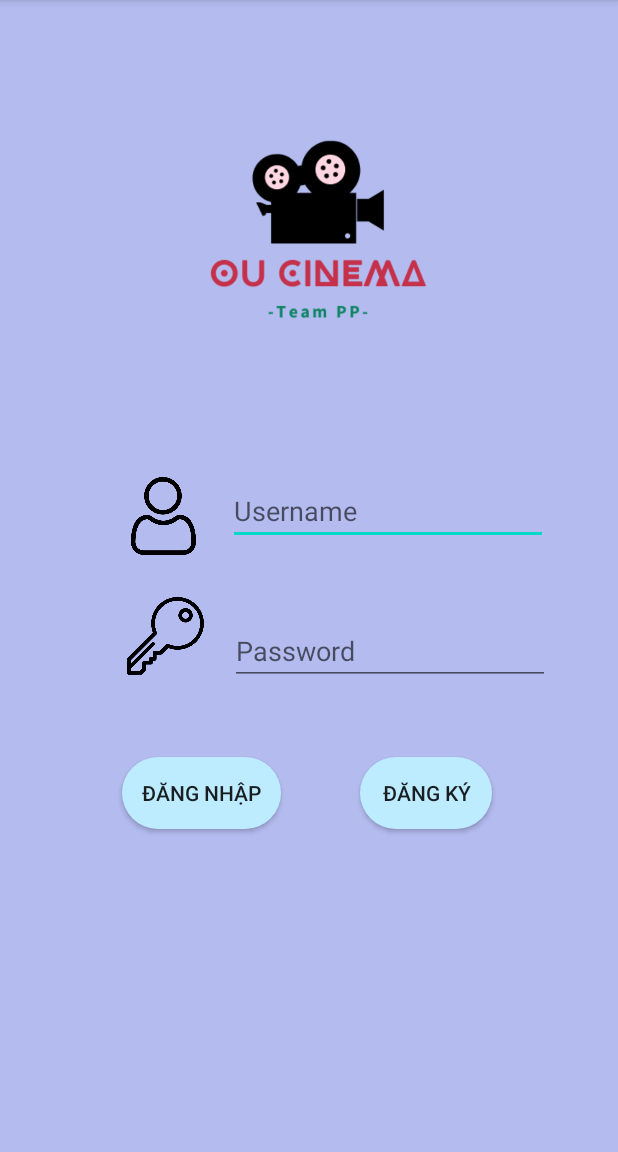
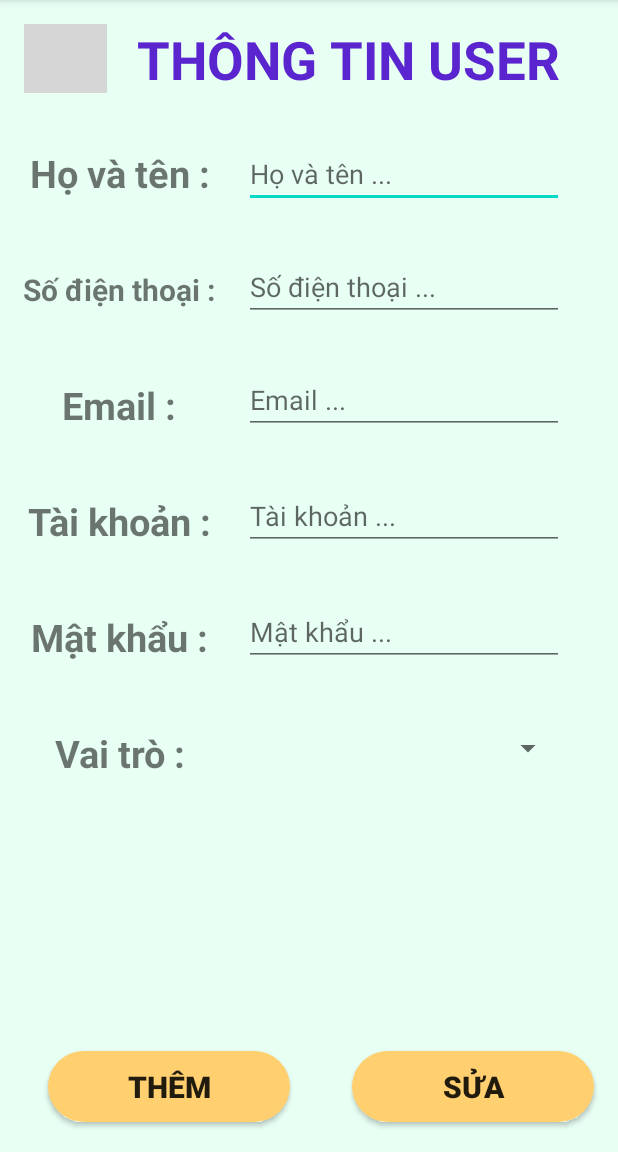
Before and after one commit to nohope4you/CinemaBTLMobile, an Android app: the screen it shows after launch (MainActivity), on a phone screen of 412 x 824 dp, the part 84-1236 px from its top. Run offline under Robolectric (Android 15) with nearby library versions, the phone set to English and light mode, and no system bars; grey boxes are pictures that could not be loaded.

Commit message:
3h35 8/3/2024

```diff
--- a/app/src/main/java/com/example/oucinema/MainActivity.java
+++ b/app/src/main/java/com/example/oucinema/MainActivity.java
@@ -12,29 +12,29 @@ public class MainActivity extends AppCompatActivity {
     @Override
     protected void onCreate(Bundle savedInstanceState) {
         super.onCreate(savedInstanceState);
-        setContentView(R.layout.activity_main);
+        setContentView(R.layout.add_update_user);
 
 
-        // Nơi gọi biến
-        Button btnRegister_Customer= findViewById(R.id.btndangky);
-        Button btnLogin = findViewById(R.id.btndangnhap);
-
-        // Hàm chuyển trang đăng ký
-        btnRegister_Customer.setOnClickListener(new View.OnClickListener() {
-            @Override
-            public void onClick(View view) {
-                Intent intent = new Intent(MainActivity.this,RegisterCustomer.class);
-                startActivity(intent);
-            }
-        });
-        // Hàm chuyển trang đăng nhập
-        btnLogin.setOnClickListener(new View.OnClickListener() {
-            @Override
-            public void onClick(View view) {
-                Intent intent = new Intent(MainActivity.this,ManageFilm.class);
-                startActivity(intent);
-            }
-        });
+//        // Nơi gọi biến
+//        Button btnRegister_Customer= findViewById(R.id.btndangky);
+//        Button btnLogin = findViewById(R.id.btndangnhap);
+//
+//        // Hàm chuyển trang đăng ký
+//        btnRegister_Customer.setOnClickListener(new View.OnClickListener() {
+//            @Override
+//            public void onClick(View view) {
+//                Intent intent = new Intent(MainActivity.this,RegisterCustomer.class);
+//                startActivity(intent);
+//            }
+//        });
+//        // Hàm chuyển trang đăng nhập
+//        btnLogin.setOnClickListener(new View.OnClickListener() {
+//            @Override
+//            public void onClick(View view) {
+//                Intent intent = new Intent(MainActivity.this,ManageFilm.class);
+//                startActivity(intent);
+//            }
+//        });
     }
 
 
--- /dev/null
+++ b/app/src/main/res/layout/add_update_user.xml
@@ -0,0 +1,210 @@
+<?xml version="1.0" encoding="utf-8"?>
+<android.support.constraint.ConstraintLayout xmlns:android="http://schemas.android.com/apk/res/android"
+    xmlns:app="http://schemas.android.com/apk/res-auto"
+    xmlns:tools="http://schemas.android.com/tools"
+    android:background="#E8FFF4"
+    android:layout_width="match_parent"
+    android:layout_height="match_parent">
+
+    <ImageView
+        android:id="@+id/turn_back_manageuser"
+        android:layout_width="55dp"
+        android:layout_height="46dp"
+        android:layout_marginStart="16dp"
+        android:layout_marginTop="16dp"
+        app:layout_constraintStart_toStartOf="parent"
+        app:layout_constraintTop_toTopOf="parent"
+        app:srcCompat="@drawable/arrow_left" />
+
+    <TextView
+        android:id="@+id/textView7"
+        android:layout_width="wrap_content"
+        android:layout_height="wrap_content"
+        android:layout_marginTop="16dp"
+        android:text="THÔNG TIN USER"
+        android:textColor="#5a25cf"
+        android:textSize="35dp"
+        android:textStyle="bold"
+        app:layout_constraintEnd_toEndOf="parent"
+        app:layout_constraintHorizontal_bias="0.705"
+        app:layout_constraintStart_toStartOf="parent"
+        app:layout_constraintTop_toTopOf="parent" />
+
+    <TextView
+        android:id="@+id/textView13"
+        android:layout_width="155dp"
+        android:layout_height="47dp"
+        android:layout_marginTop="30dp"
+        android:gravity="center"
+        android:text="Họ và tên :"
+        android:textSize="25dp"
+        android:textStyle="bold"
+        app:layout_constraintEnd_toStartOf="@+id/thongtinuserhoten"
+        app:layout_constraintHorizontal_bias="0.266"
+        app:layout_constraintStart_toStartOf="parent"
+        app:layout_constraintTop_toBottomOf="@+id/turn_back_manageuser" />
+
+    <TextView
+        android:id="@+id/textView14"
+        android:layout_width="155dp"
+        android:layout_height="47dp"
+        android:layout_marginTop="30dp"
+        android:gravity="center"
+        android:text="Số điện thoại :"
+        android:textSize="20dp"
+        android:textStyle="bold"
+        app:layout_constraintEnd_toStartOf="@+id/thongtinusersdt"
+        app:layout_constraintHorizontal_bias="0.266"
+        app:layout_constraintStart_toStartOf="parent"
+        app:layout_constraintTop_toBottomOf="@+id/textView13" />
+
+    <TextView
+        android:id="@+id/textView15"
+        android:layout_width="155dp"
+        android:layout_height="47dp"
+        android:layout_marginTop="30dp"
+        android:gravity="center"
+        android:text="Email :"
+        android:textSize="25dp"
+        android:textStyle="bold"
+        app:layout_constraintEnd_toStartOf="@+id/thongtinuseremail"
+        app:layout_constraintHorizontal_bias="0.266"
+        app:layout_constraintStart_toStartOf="parent"
+        app:layout_constraintTop_toBottomOf="@+id/textView14" />
+
+    <TextView
+        android:id="@+id/textView16"
+        android:layout_width="155dp"
+        android:layout_height="47dp"
+        android:layout_marginTop="30dp"
+        android:gravity="center"
+        android:text="Tài khoản :"
+        android:textSize="25dp"
+        android:textStyle="bold"
+        app:layout_constraintEnd_toStartOf="@+id/thongtinusertaikhoan"
+        app:layout_constraintHorizontal_bias="0.266"
+        app:layout_constraintStart_toStartOf="parent"
+        app:layout_constraintTop_toBottomOf="@+id/textView15" />
+
+    <TextView
+        android:id="@+id/textView17"
+        android:layout_width="155dp"
+        android:layout_height="47dp"
+        android:layout_marginTop="30dp"
+        android:gravity="center"
+        android:text="Vai trò :"
+        android:textSize="25dp"
+        android:textStyle="bold"
+        app:layout_constraintEnd_toStartOf="@+id/thongtinuservaitro"
+        app:layout_constraintHorizontal_bias="0.266"
+        app:layout_constraintStart_toStartOf="parent"
+        app:layout_constraintTop_toBottomOf="@+id/textView18" />
+
+    <TextView
+        android:id="@+id/textView18"
+        android:layout_width="155dp"
+        android:layout_height="47dp"
+        android:layout_marginTop="30dp"
+        android:gravity="center"
+        android:text="Mật khẩu :"
+        android:textSize="25dp"
+        android:textStyle="bold"
+        app:layout_constraintEnd_toStartOf="@+id/thongtinusermatkhau"
+        app:layout_constraintHorizontal_bias="0.266"
+        app:layout_constraintStart_toStartOf="parent"
+        app:layout_constraintTop_toBottomOf="@+id/textView16" />
+
+    <EditText
+        android:id="@+id/thongtinuserhoten"
+        android:layout_width="wrap_content"
+        android:layout_height="wrap_content"
+        android:layout_marginTop="30dp"
+        android:layout_marginEnd="36dp"
+        android:ems="10"
+        android:hint="Họ và tên ..."
+        android:inputType="textPersonName"
+        app:layout_constraintEnd_toEndOf="parent"
+        app:layout_constraintTop_toBottomOf="@+id/textView7" />
+
+    <EditText
+        android:id="@+id/thongtinusersdt"
+        android:layout_width="wrap_content"
+        android:layout_height="wrap_content"
+        android:layout_marginTop="30dp"
+        android:layout_marginEnd="36dp"
+        android:ems="10"
+        android:hint="Số điện thoại ..."
+        android:inputType="textPersonName"
+        app:layout_constraintEnd_toEndOf="parent"
+        app:layout_constraintTop_toBottomOf="@+id/thongtinuserhoten" />
+
+    <EditText
+        android:id="@+id/thongtinuseremail"
+        android:layout_width="wrap_content"
+        android:layout_height="wrap_content"
+        android:layout_marginTop="30dp"
+        android:layout_marginEnd="36dp"
+        android:ems="10"
+        android:hint="Email ..."
+        android:inputType="textPersonName"
+        app:layout_constraintEnd_toEndOf="parent"
+        app:layout_constraintTop_toBottomOf="@+id/thongtinusersdt" />
+    <EditText
+        android:id="@+id/thongtinusertaikhoan"
+        android:layout_width="wrap_content"
+        android:layout_height="wrap_content"
+        android:layout_marginTop="32dp"
+        android:layout_marginEnd="36dp"
+        android:ems="10"
+        android:hint="Tài khoản ..."
+        android:inputType="textPersonName"
+        app:layout_constraintEnd_toEndOf="parent"
+        app:layout_constraintTop_toBottomOf="@+id/thongtinuseremail" />
+    <EditText
+        android:id="@+id/thongtinusermatkhau"
+        android:layout_width="wrap_content"
+        android:layout_height="wrap_content"
+        android:layout_marginTop="32dp"
+        android:layout_marginEnd="36dp"
+        android:ems="10"
+        android:hint="Mật khẩu ..."
+        android:inputType="textPersonName"
+        app:layout_constraintEnd_toEndOf="parent"
+        app:layout_constraintTop_toBottomOf="@+id/thongtinusertaikhoan" />
+
+    <Spinner
+        android:id="@+id/thongtinuservaitro"
+        android:layout_width="210dp"
+        android:layout_height="47dp"
+        android:layout_marginTop="31dp"
+        android:layout_marginEnd="36dp"
+        app:layout_constraintEnd_toEndOf="parent"
+        app:layout_constraintTop_toBottomOf="@+id/thongtinusermatkhau" />
+
+    <Button
+        android:id="@+id/btn_themuserquanli"
+        android:layout_width="161dp"
+        android:layout_height="47dp"
+        android:layout_marginBottom="20dp"
+        android:text="Thêm"
+        android:textSize="20dp"
+        android:textStyle="bold"
+        android:background="@drawable/cssbuttonpagethemsuaquanli"
+        app:layout_constraintBottom_toBottomOf="parent"
+        app:layout_constraintEnd_toEndOf="parent"
+        app:layout_constraintHorizontal_bias="0.128"
+        app:layout_constraintStart_toStartOf="parent" />
+    <Button
+        android:id="@+id/btn_suauserql"
+        android:layout_width="161dp"
+        android:layout_height="47dp"
+        android:layout_marginBottom="20dp"
+        android:background="@drawable/cssbuttonpagethemsuaquanli"
+        android:text="Sửa"
+        android:textSize="20dp"
+        android:textStyle="bold"
+        app:layout_constraintBottom_toBottomOf="parent"
+        app:layout_constraintEnd_toEndOf="parent"
+        app:layout_constraintHorizontal_bias="0.937"
+        app:layout_constraintStart_toStartOf="parent" />
+</android.support.constraint.ConstraintLayout>
--- /dev/null
+++ b/app/src/main/res/layout/manage_user.xml
@@ -0,0 +1,50 @@
+<?xml version="1.0" encoding="utf-8"?>
+<android.support.constraint.ConstraintLayout xmlns:android="http://schemas.android.com/apk/res/android"
+    android:layout_width="match_parent"
+    xmlns:app="http://schemas.android.com/apk/res-auto"
+    android:background="#D5D9E8"
+    android:layout_height="match_parent">
+    <ImageView
+        android:id="@+id/menu_list"
+        android:layout_width="55dp"
+        android:layout_height="52dp"
+        android:layout_marginStart="16dp"
+        android:layout_marginTop="16dp"
+        app:layout_constraintStart_toStartOf="parent"
+        app:layout_constraintTop_toTopOf="parent"
+        app:srcCompat="@drawable/menulist" />
+
+    <ListView
+        android:layout_width="409dp"
+        android:layout_height="644dp"
+        android:layout_marginBottom="8dp"
+        app:layout_constraintBottom_toBottomOf="parent"
+        app:layout_constraintEnd_toEndOf="parent"
+        app:layout_constraintStart_toStartOf="parent">
+
+    </ListView>
+
+    <ImageView
+        android:id="@+id/manage_add_user"
+        android:layout_width="64dp"
+        android:layout_height="56dp"
+        android:layout_marginTop="12dp"
+        android:layout_marginEnd="16dp"
+        app:layout_constraintEnd_toEndOf="parent"
+        app:layout_constraintTop_toTopOf="parent"
+        app:srcCompat="@drawable/add" />
+
+    <TextView
+        android:id="@+id/textView3"
+        android:layout_width="92dp"
+        android:layout_height="60dp"
+        android:layout_marginTop="12dp"
+        android:text="USER"
+        android:textColor="#5a25cf"
+        android:textSize="35dp"
+        android:textStyle="bold"
+        app:layout_constraintEnd_toEndOf="parent"
+        app:layout_constraintHorizontal_bias="0.498"
+        app:layout_constraintStart_toStartOf="parent"
+        app:layout_constraintTop_toTopOf="parent" />
+</android.support.constraint.ConstraintLayout>
```
Also changed, not shown: 2 other files.
